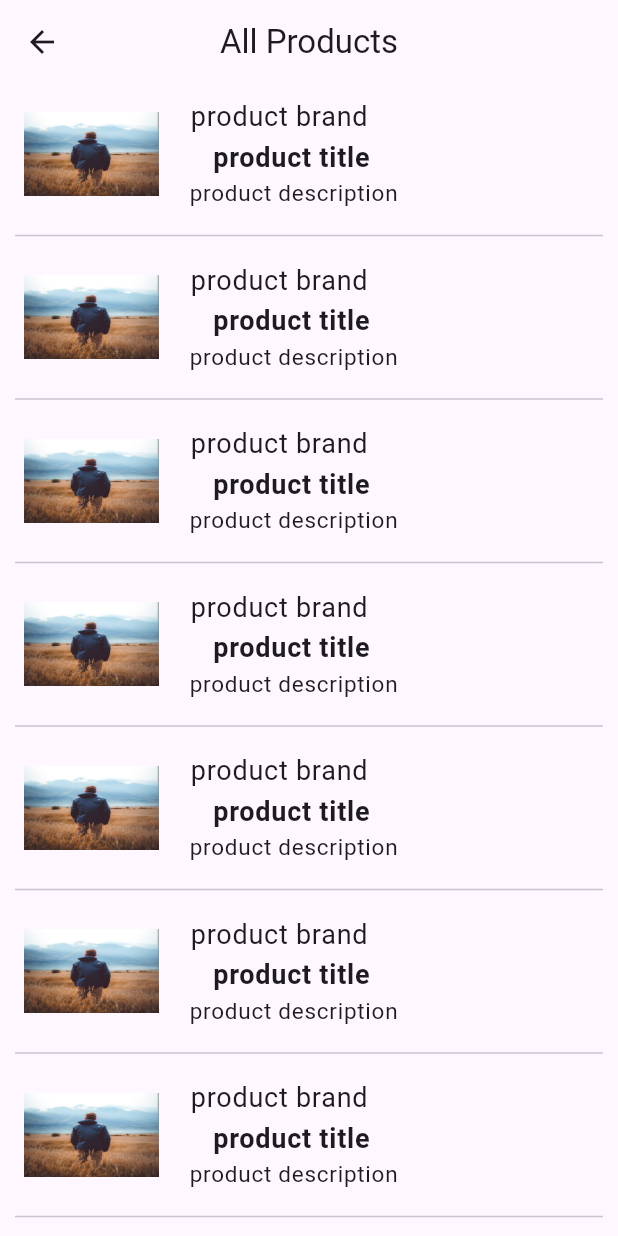
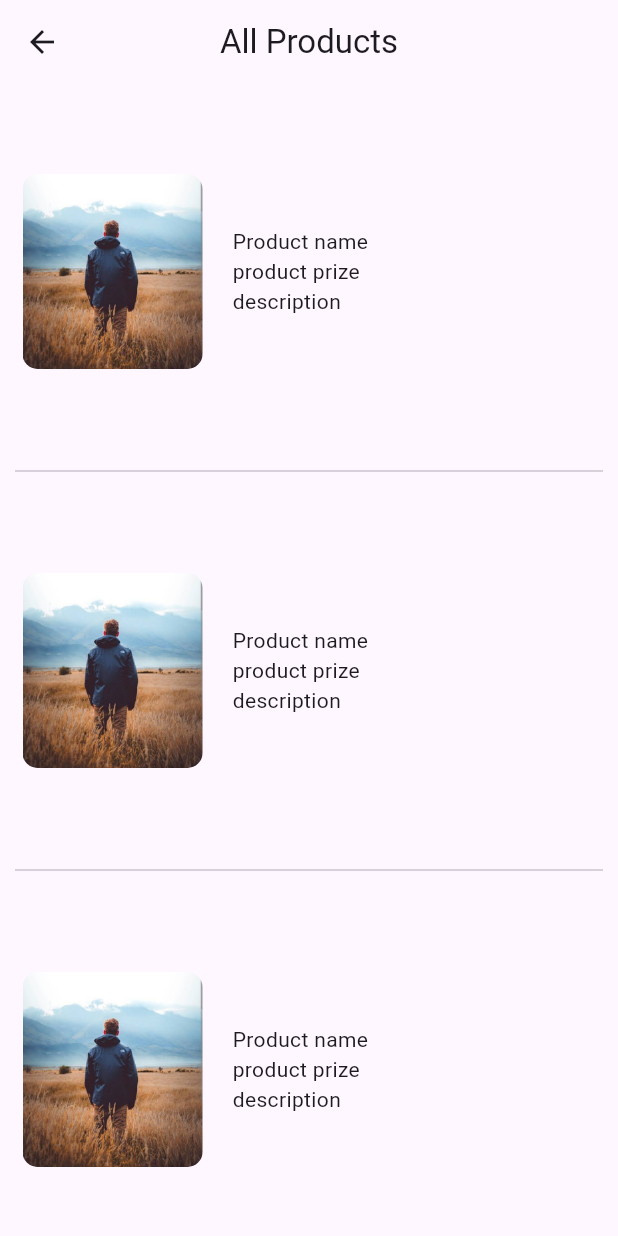
Before and after one commit to BIBINKB97/Tezda, a Flutter app: the HomePage screen opened by its route, on a phone screen of 412 x 824 dp. Run offline on Flutter 3.47's test engine with Material 3 defaults, Android fonts, the phone set to English and light mode, and no system bars.

```diff
--- /dev/null
+++ b/lib/api/api_key.dart
@@ -0,0 +1,5 @@
+class API {
+  final String baseUrl = "https://dummyjson.com";
+  final String authUrl = "/auth/login";
+  final String allProducts = "/auth/products";
+}
--- a/lib/view/home_page/home_screen.dart
+++ b/lib/view/home_page/home_screen.dart
@@ -1,5 +1,6 @@
 import 'package:flutter/material.dart';
 import 'package:tezda/utils/common_widgets/text_style.dart';
+import 'package:tezda/utils/utils.dart';
 
 class HomePage extends StatelessWidget {
   const HomePage({super.key});
@@ -9,9 +10,7 @@ class HomePage extends StatelessWidget {
     return Scaffold(
             appBar: AppBar(
              centerTitle: true,
-  title: CustomText(text: 'All Products'),
-),
-
+                title: CustomText(text: 'All Products'),),
                    body: ListView.separated(
                     separatorBuilder: (BuildContext context, int index) {
                       return Divider(
@@ -21,35 +20,35 @@ body: ListView.separated(
                     },
                     itemCount: 15,
                     itemBuilder: (context, index) {
-                      return ListTile(
-                        leading: Container(
-                          width: 90,
-                          decoration: BoxDecoration(
+                      return Container(
+                        margin: EdgeInsets.symmetric(horizontal: 15),
+                        height: 250,
+                        child: Row(
+                          children: [
+                            Container(
+                              height: 130,
+                              width: 120,
+                              decoration: BoxDecoration(borderRadius: BorderRadius.circular(10),
                                 image: DecorationImage(
+
                                   fit: BoxFit.fill,
                                   image: AssetImage("assets/images/dummy.jpg"))),
+
                             ),
-                        title: Column(
+                            kWidth20,
+                            Column(
+                              mainAxisAlignment: MainAxisAlignment.center,
                               crossAxisAlignment: CrossAxisAlignment.start,
                               children: [
-                            Text(
-                             ' product brand',
-                              style: TextStyle(
-                                  fontSize: 18, fontWeight: FontWeight.w400),
-                            ),
-                            Text(
-                          '    product title',
-                              style: TextStyle(
-                                  fontSize: 18, fontWeight: FontWeight.w600),
-                            ),
-                            Text(
-                             ' product description',
-                              style: TextStyle(
-                                  fontSize: 15, fontWeight: FontWeight.w400),
-                            ),
+                                Text('Product name'),
+                                Text('product prize'),
+                                Text('description'),
+
+
+                              ],
+                            )
                           ],
                         ),
-
 
                       );
                     }) ,
--- a/lib/view/login_screen/login_screen.dart
+++ b/lib/view/login_screen/login_screen.dart
@@ -86,7 +86,9 @@ class _LoginPageState extends State<LoginPage> {
                     onTap: () {
 
                       // Login Logic
-                      Navigator.of(context).pushNamed("/home");
+                      // Navigator.of(context).pushNamed("/home");
+
+
                     },
                      child: CustomContainer(
                       height: 55,
```
Also changed, not shown: lib/controller/auth_service/auth_service.dart (added). Lines whose indentation alone changed are shown as unchanged.
